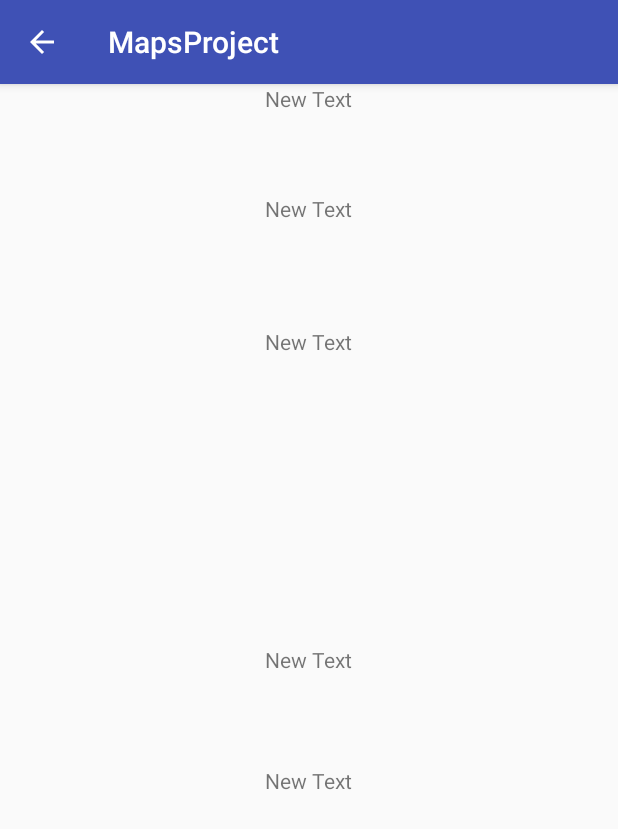
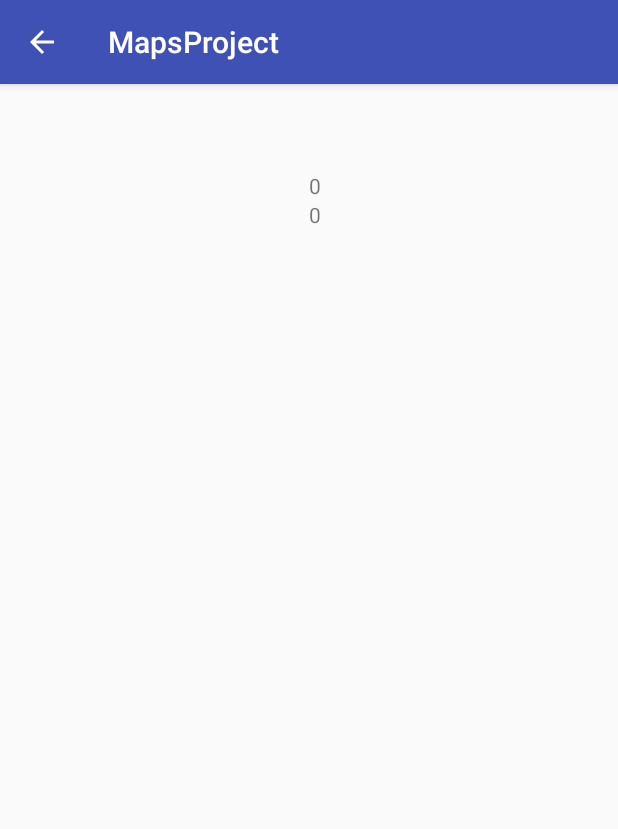
Before and after one commit to alexdistasi/Final, an Android app: the BookListViewCursorAdaptor screen opened directly, with no data from a screen before it, on a phone screen of 412 x 824 dp. Shown: the top 829 px of the screen. Run offline under Robolectric (Android 15) with nearby library versions, the phone set to English and light mode, and no system bars.

Commit message:
Working Adapter View

```diff
--- a/app/src/main/java/com/example/alex/mapsproject/AddBook.java
+++ b/app/src/main/java/com/example/alex/mapsproject/AddBook.java
@@ -20,11 +20,10 @@ public class AddBook extends Activity {
     private String genreStr;
     private double myLongitude;
     private double myLat;
-    public DBHelper database;
 
     public BookListAdaptor myDB;
 
-    private int id=3;
+    private int id=1;
     @Override
     protected void onCreate(Bundle savedInstanceState) {
         super.onCreate(savedInstanceState);
@@ -34,7 +33,7 @@ public class AddBook extends Activity {
 
         myDB = new BookListAdaptor(this);
         myDB.open();
-        myDB.insertSomeBooks();
+        //myDB.insertSomeBooks();
 
         myLongitude = bookLocation.getDoubleExtra("LongPoint", 0.0);
         myLat = bookLocation.getDoubleExtra("LatPoint", 0.0);
--- a/app/src/main/java/com/example/alex/mapsproject/BookListAdaptor.java
+++ b/app/src/main/java/com/example/alex/mapsproject/BookListAdaptor.java
@@ -13,9 +13,8 @@ import android.util.Log;
  */
 public class BookListAdaptor {
     public static final String KEY_ROWID = "_id";
-   // public static final String KEY_CODE = "code";
-    public static final double KEY_LAT = 0;
-    public static final double KEY_LONG = 0;
+    public static final String KEY_LAT = "lat";
+    public static final String KEY_LONG = "long";
     public static final String KEY_TITLE = "title";
     public static final String KEY_AUTHOR = "author";
     public static final String KEY_GENRE = "genre";
@@ -33,8 +32,8 @@ public class BookListAdaptor {
     private static final String DATABASE_CREATE =
             "CREATE TABLE if not exists " + SQLITE_TABLE + " (" +
                     KEY_ROWID + " integer PRIMARY KEY autoincrement," +
-                    "KEY_LAT" + "," +
-                    "KEY_LONG" + "," +
+                    KEY_LAT + "," +
+                    KEY_LONG + "," +
                     KEY_TITLE + "," +
                     KEY_AUTHOR + "," +
                     KEY_GENRE + ");";
@@ -83,9 +82,9 @@ public class BookListAdaptor {
 
         ContentValues initialValues = new ContentValues();
 
-        initialValues.put(KEY_ROWID, id);
-        initialValues.put(Double.toString(KEY_LAT), myLat);
-        initialValues.put(Double.toString(KEY_LONG), myLong);
+        //initialValues.put(KEY_ROWID, id);
+        initialValues.put(KEY_LAT, myLat);
+        initialValues.put(KEY_LONG, myLong);
         initialValues.put(KEY_TITLE, title);
         initialValues.put(KEY_AUTHOR, author);
         initialValues.put(KEY_GENRE, genre);
@@ -106,15 +105,15 @@ public class BookListAdaptor {
         Log.w(TAG, inputText);
         Cursor mCursor = null;
         if (inputText == null  ||  inputText.length () == 0)  {
-            mCursor = mDb.query(SQLITE_TABLE, new String[] {KEY_ROWID, Double.toString(KEY_LAT), Double.toString(KEY_LONG),
-                    KEY_TITLE, KEY_AUTHOR, KEY_GENRE},
-                    null, null, null, null, null);
+            mCursor = mDb.query(SQLITE_TABLE, new String[] {KEY_ROWID, KEY_LAT, KEY_LONG,
+                            KEY_TITLE, KEY_AUTHOR, KEY_GENRE},
+                    null, null, null, null, null, null);
         }
         else {
-            mCursor = mDb.query(true, SQLITE_TABLE, new String[] {KEY_ROWID,Double.toString(KEY_LAT), Double.toString(KEY_LONG),
-                    KEY_TITLE, KEY_AUTHOR, KEY_GENRE},
+            mCursor = mDb.query(true, SQLITE_TABLE, new String[] {KEY_ROWID, KEY_LAT, KEY_LONG,
+                            KEY_TITLE, KEY_AUTHOR, KEY_GENRE},
                     KEY_TITLE + " like '%" + inputText + "%'", null,
-                    null, null, null, null);
+                    null, null, null, null, null);
         }
         if (mCursor != null) {
             mCursor.moveToFirst();
@@ -124,9 +123,9 @@ public class BookListAdaptor {
 
     public Cursor fetchAllBooks() {
 
-        Cursor mCursor = mDb.query(SQLITE_TABLE, new String[] {KEY_ROWID, Double.toString(KEY_LAT), Double.toString(KEY_LONG),
-                KEY_TITLE, KEY_AUTHOR, KEY_GENRE},
-                null, null, null, null, null);
+        Cursor mCursor = mDb.query(SQLITE_TABLE, new String[] {KEY_ROWID, KEY_LAT, KEY_LONG,
+                        KEY_TITLE, KEY_AUTHOR, KEY_GENRE},
+                null, null, null, null, null, null);
 
         if (mCursor != null) {
             mCursor.moveToFirst();
--- a/app/src/main/java/com/example/alex/mapsproject/BookListViewCursorAdaptor.java
+++ b/app/src/main/java/com/example/alex/mapsproject/BookListViewCursorAdaptor.java
@@ -1,27 +1,20 @@
 package com.example.alex.mapsproject;
 
-import android.content.Intent;
 import android.database.Cursor;
 import android.os.Bundle;
+import android.support.v4.widget.SimpleCursorAdapter;
 import android.support.v7.app.AppCompatActivity;
-import android.text.Editable;
-import android.text.TextWatcher;
 import android.view.Menu;
 import android.view.MenuItem;
-import android.view.View;
-import android.widget.AdapterView;
-import android.widget.EditText;
 import android.widget.FilterQueryProvider;
 import android.widget.ListView;
-import android.widget.SimpleCursorAdapter;
-import android.widget.Toast;
 
 
 /**
  * Created by Alex on 12/6/2016.
  */
 public class BookListViewCursorAdaptor extends AppCompatActivity {
-    private BookListAdaptor dbHelper;
+    private BookListAdaptor dbHelper2;
     public SimpleCursorAdapter dataAdapter;
 
     @Override
@@ -43,13 +36,8 @@ public class BookListViewCursorAdaptor extends AppCompatActivity {
             }
         }); */
 
-        dbHelper = new BookListAdaptor(this);
-        dbHelper.open();
-
-        //Clean all data
-        dbHelper.deleteAllBooks();
-        //Add some data
-        dbHelper.insertSomeBooks();
+        dbHelper2 = new BookListAdaptor(this);
+        dbHelper2.open();
 
         //Generate ListView from SQLite Database
         displayListView();
@@ -60,15 +48,17 @@ public class BookListViewCursorAdaptor extends AppCompatActivity {
 
 
 
+
     private void displayListView() {
 
-        Cursor cursor = dbHelper.fetchAllBooks();
+        Cursor cursor = dbHelper2.fetchAllBooks();
 
         // The desired columns to be bound
         String[] columns = new String[]{
 
-                Double.toString(BookListAdaptor.KEY_LAT),
-                Double.toString(BookListAdaptor.KEY_LONG),
+                //BookListAdaptor.KEY_ROWID,
+                BookListAdaptor.KEY_LAT,
+                BookListAdaptor.KEY_LONG,
                 BookListAdaptor.KEY_TITLE,
                 BookListAdaptor.KEY_AUTHOR,
                 BookListAdaptor.KEY_GENRE,
@@ -95,10 +85,12 @@ public class BookListViewCursorAdaptor extends AppCompatActivity {
 
         ListView listView = (ListView) findViewById(R.id.listView1);
         // Assign adapter to ListView
+
+        //LINEE THAT BREAKS
         listView.setAdapter(dataAdapter);
 
 
-        listView.setOnItemClickListener(new AdapterView.OnItemClickListener() {
+        /*listView.setOnItemClickListener(new AdapterView.OnItemClickListener() {
             @Override
             public void onItemClick(AdapterView<?> listView, View view,
                                     int position, long id) {
@@ -107,40 +99,19 @@ public class BookListViewCursorAdaptor extends AppCompatActivity {
 
                 // Get the state's capital from this row in the database.
                 String countryCode =
-                        cursor.getString(cursor.getColumnIndexOrThrow("code"));
+                        cursor.getString(cursor.getColumnIndexOrThrow("title"));
                 Toast.makeText(getApplicationContext(),
                         countryCode, Toast.LENGTH_SHORT).show();
 
             }
-        });
+        }); */
 
-        EditText myFilter = (EditText) findViewById(R.id.myFilter);
-        myFilter.addTextChangedListener(new TextWatcher() {
-
-            public void afterTextChanged(Editable s) {
-            }
-
-            public void beforeTextChanged(CharSequence s, int start,
-                                          int count, int after) {
-            }
-
-            public void onTextChanged(CharSequence s, int start,
-                                      int before, int count) {
-                dataAdapter.getFilter().filter(s.toString());
-            }
-        });
 
         dataAdapter.setFilterQueryProvider(new FilterQueryProvider() {
             public Cursor runQuery(CharSequence constraint) {
-                return dbHelper.fetchBooksByTitle(constraint.toString());
+                return dbHelper2.fetchBooksByTitle(constraint.toString());
             }
         });
-    }
-
-
-    public void addBook(View view){
-        Intent addBookIntent = new Intent(BookListViewCursorAdaptor.this, AddBook.class);
-        startActivity(addBookIntent);
     }
 
 
@@ -165,7 +136,7 @@ public class BookListViewCursorAdaptor extends AppCompatActivity {
         int id = item.getItemId();
 
         //noinspection SimplifiableIfStatement
-       // if (id == R.id.action_settings) {
+        //if (id == R.id.action_settings) {
         //    return true;
         //}
 
--- a/app/src/main/java/com/example/alex/mapsproject/BookLoc_Itm.java
+++ b/app/src/main/java/com/example/alex/mapsproject/BookLoc_Itm.java
@@ -23,7 +23,6 @@ public class BookLoc_Itm {
     // public BookLoc_Itm(int idIn, double latIn, double longIn, String titleIn, String genreIn, String authorIn){
     public BookLoc_Itm(int idIn, double latIn, double longIn, String titleIn, String genreIn, String authorIn){
         _id=idIn;
-
         lat = latIn;
         longi = longIn;
         title = titleIn;
--- a/app/src/main/res/layout/book_info.xml
+++ b/app/src/main/res/layout/book_info.xml
@@ -3,20 +3,50 @@
 android:layout_width="match_parent"
 android:layout_height="match_parent">
 
-    <ListView
+    <TextView
         android:layout_width="wrap_content"
         android:layout_height="wrap_content"
-        android:id="@+id/listView1"
+        android:text="New Text"
+        android:id="@+id/title"
         android:layout_alignParentTop="true"
         android:layout_centerHorizontal="true"
-        android:layout_marginTop="60dp" />
+        android:textAlignment="center" />
 
-    <EditText
+    <TextView
         android:layout_width="wrap_content"
         android:layout_height="wrap_content"
-        android:id="@+id/myFilter"
-        android:layout_alignParentTop="true"
-        android:layout_alignParentStart="true"
-        android:layout_alignParentEnd="true" />
+        android:text="New Text"
+        android:id="@+id/author"
+        android:layout_below="@+id/title"
+        android:layout_centerHorizontal="true"
+        android:textAlignment="center" />
+
+    <TextView
+        android:layout_width="wrap_content"
+        android:layout_height="wrap_content"
+        android:text="New Text"
+        android:id="@+id/genre"
+        android:layout_below="@+id/author"
+        android:layout_alignStart="@+id/author"
+        android:textAlignment="center" />
+
+    <TextView
+        android:layout_width="wrap_content"
+        android:layout_height="wrap_content"
+        android:text="New Text"
+        android:id="@+id/lat"
+        android:layout_below="@+id/genre"
+        android:layout_alignStart="@+id/genre"
+        android:textAlignment="center" />
+
+    <TextView
+        android:layout_width="wrap_content"
+        android:layout_height="wrap_content"
+        android:text="New Text"
+        android:id="@+id/longitude"
+        android:layout_below="@+id/lat"
+        android:layout_alignStart="@+id/lat"
+        android:textAlignment="center" />
+
 
 </RelativeLayout>
--- a/app/src/main/res/layout/show_books.xml
+++ b/app/src/main/res/layout/show_books.xml
@@ -2,48 +2,14 @@
 <RelativeLayout xmlns:android="http://schemas.android.com/apk/res/android"
     android:layout_width="match_parent"
     android:layout_height="match_parent">
+    <ListView
+        android:layout_width="wrap_content"
+        android:layout_height="wrap_content"
+        android:id="@+id/listView1"
+        android:layout_centerHorizontal="true"
+        android:layout_alignParentTop="true" />
 
 
-    <TextView
-        android:layout_width="wrap_content"
-        android:layout_height="wrap_content"
-        android:text="New Text"
-        android:id="@+id/title"
-        android:layout_alignParentTop="true"
-        android:layout_centerHorizontal="true" />
 
-    <TextView
-        android:layout_width="wrap_content"
-        android:layout_height="wrap_content"
-        android:text="New Text"
-        android:id="@+id/author"
-        android:layout_below="@+id/title"
-        android:layout_centerHorizontal="true"
-        android:layout_marginTop="54dp" />
 
-    <TextView
-        android:layout_width="wrap_content"
-        android:layout_height="wrap_content"
-        android:text="New Text"
-        android:id="@+id/genre"
-        android:layout_below="@+id/author"
-        android:layout_centerHorizontal="true"
-        android:layout_marginTop="69dp" />
-
-    <TextView
-        android:layout_width="wrap_content"
-        android:layout_height="wrap_content"
-        android:text="New Text"
-        android:id="@+id/lat"
-        android:layout_centerVertical="true"
-        android:layout_centerHorizontal="true" />
-
-    <TextView
-        android:layout_width="wrap_content"
-        android:layout_height="wrap_content"
-        android:text="New Text"
-        android:id="@+id/longitude"
-        android:layout_below="@+id/lat"
-        android:layout_centerHorizontal="true"
-        android:layout_marginTop="61dp" />
 </RelativeLayout>
--- a/app/src/main/res/menu/menu_android_list_view_cursor_adaptor.xml
+++ b/app/src/main/res/menu/menu_android_list_view_cursor_adaptor.xml
@@ -4,8 +4,9 @@
     xmlns:tools="http://schemas.android.com/tools"
     android:layout_width="match_parent"
     android:layout_height="match_parent"
+    tools:context="com.alex.mapsproject.BookListViewCursorAdaptor"
+    tools:showIn="@layout/show_books">
 
-    tools:showIn="@layout/book_info">
 
 
 </menu>
```
Also changed, not shown: app/src/main/java/com/example/alex/mapsproject/DBHelper.java (deleted, +0 -150 lines).
